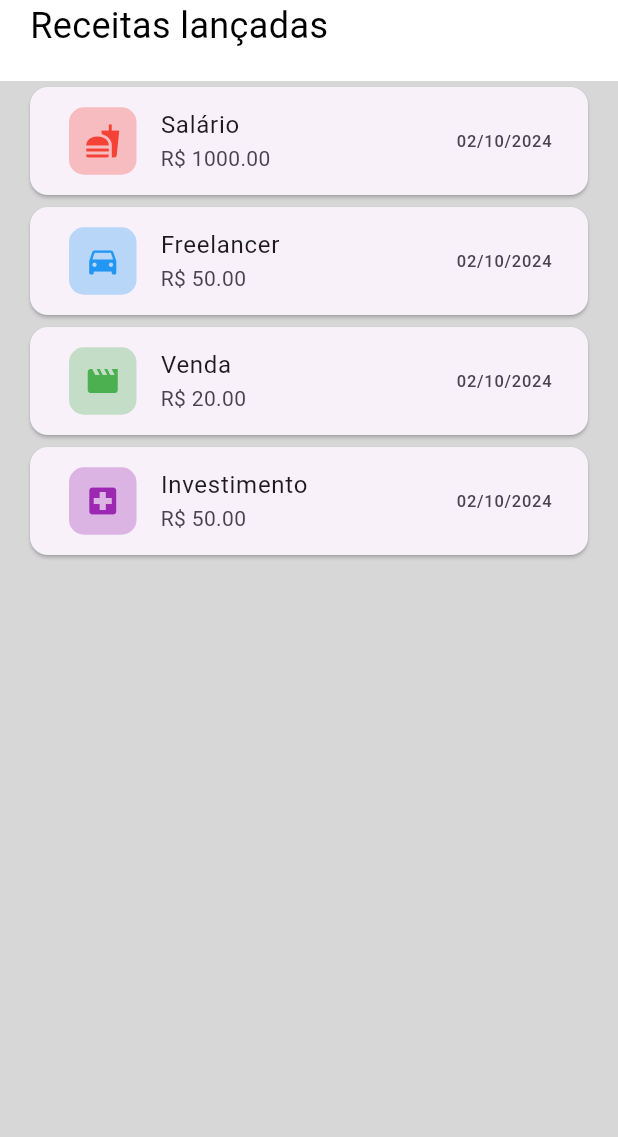
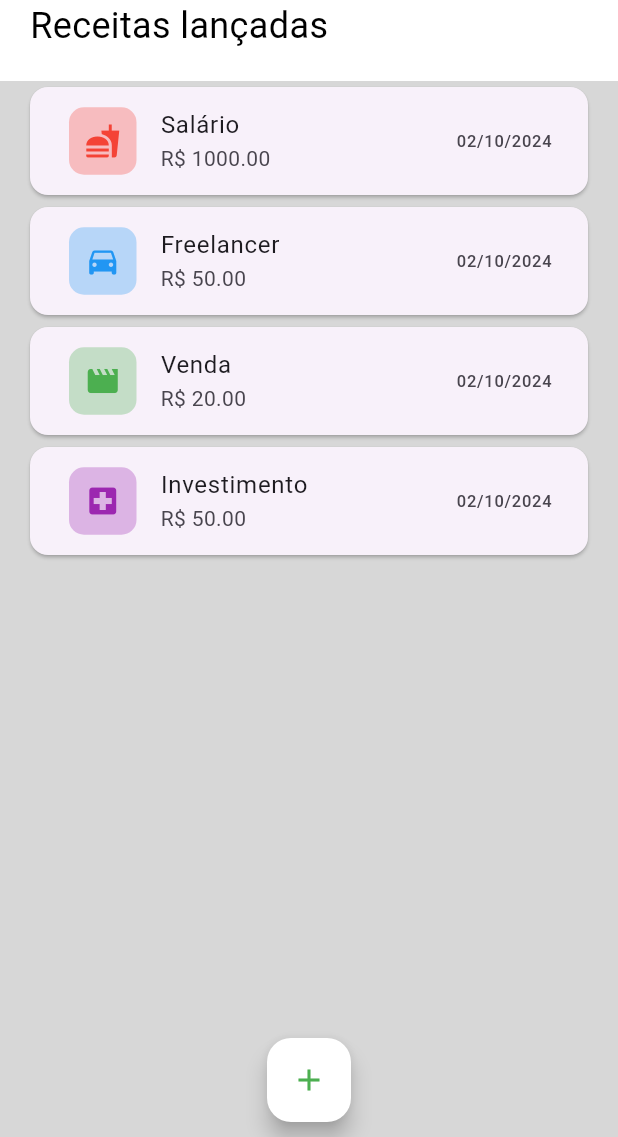
Before and after one commit to guilhermedebrites/finmanage_mobile, a Flutter app: the ReceitasScreen screen opened directly, on a phone screen of 412 x 824 dp, the part 99-1236 px from its top. Run offline on Flutter 3.47's test engine with Material 3 defaults, Android fonts, the phone set to English and light mode, and no system bars; our stand-ins replace firebase_core, font_awesome_flutter; accounts and stored records are empty.

Commit message:
feat: created add buttons

```diff
--- a/lib/receitas_page/receitas_screen.dart
+++ b/lib/receitas_page/receitas_screen.dart
@@ -3,15 +3,29 @@ import 'package:finmanage_mobile/despesas_page/items/header_secondary_pages.dart
 import 'package:finmanage_mobile/home_page/itens/box_icon.dart';
 import 'package:flutter/material.dart';
 import '../Category.dart';
+import 'package:finmanage_mobile/receitas_page/add_receita_screen.dart';
 
-class ReceitasScreen extends StatelessWidget {
+
+class ReceitasScreen extends StatefulWidget {
   final List<Receita> receitas;
   final List<Category> categories;
 
-  const ReceitasScreen({super.key, required this.receitas, required this.categories}) : super();
+  const ReceitasScreen(
+      {super.key, required this.receitas, required this.categories})
+      : super();
 
-  Category getCategoryById(int idCategory) {
-    return categories.firstWhere((category) => categories.indexOf(category) == idCategory - 1);
+  @override
+  _ReceitasScreenState createState() => _ReceitasScreenState();
+}
+
+class _ReceitasScreenState extends State<ReceitasScreen> {
+  int _nextId = 1;
+
+  void _addReceita(Receita novaReceita) {
+    setState(() {
+      widget.receitas.add(novaReceita);
+      _nextId++;
+    });
   }
 
   @override
@@ -35,13 +49,17 @@ class ReceitasScreen extends StatelessWidget {
           ),
           Expanded(
             child: ListView.builder(
-              itemCount: receitas.length,
+              itemCount: widget.receitas.length,
               itemBuilder: (context, index) {
-                final receita = receitas[index];
-                final category = getCategoryById(receita.idCategory);
+                final receita = widget.receitas[index];
+                final category = widget.categories
+                    .firstWhere((category) =>
+                widget.categories.indexOf(category) ==
+                    receita.idCategory - 1);
 
                 return Card(
-                  margin: const EdgeInsets.symmetric(vertical: 4, horizontal: 20),
+                  margin:
+                  const EdgeInsets.symmetric(vertical: 4, horizontal: 20),
                   child: ListTile(
                     leading: BoxIcon(
                       icon: category.icon,
@@ -58,9 +76,28 @@ class ReceitasScreen extends StatelessWidget {
               },
             ),
           ),
-          const SizedBox(height: 50),
+          const SizedBox(height: 66),
         ],
       ),
+      floatingActionButton: Padding(
+        padding: const EdgeInsets.only(bottom: 10.0), // Adjust the value as needed
+        child: FloatingActionButton(
+          backgroundColor: Colors.white,
+          onPressed: () {
+            Navigator.push(
+              context,
+              MaterialPageRoute(
+                builder: (context) => AddReceitaScreen(
+                  onAddReceita: _addReceita,
+                  nextId: _nextId,
+                ),
+              ),
+            );
+          },
+          child: const Icon(Icons.add, color: Colors.green),
+        ),
+      ),
+      floatingActionButtonLocation: FloatingActionButtonLocation.centerDocked,
     );
   }
 }
```
Also changed, not shown: lib/despesas_page/despesas_screen.dart (+41 -7 lines), lib/despesas_page/items/add_despesa_screen.dart (added, +102 -0 lines), lib/receitas_page/add_receita_screen.dart (added, +101 -0 lines).
